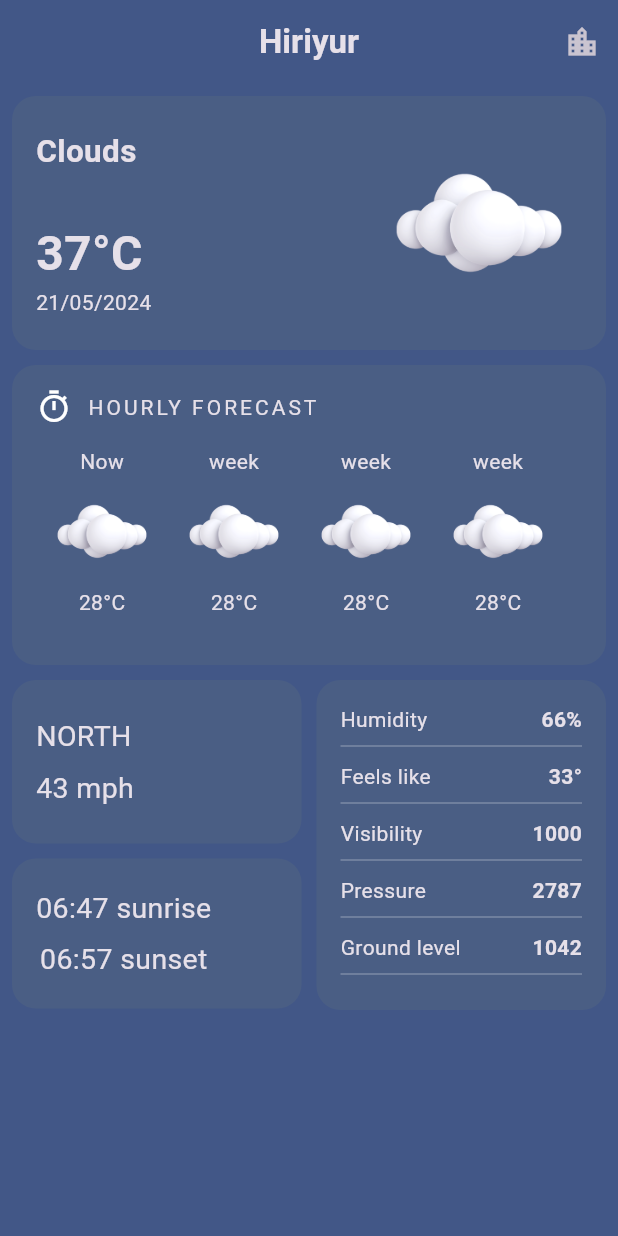
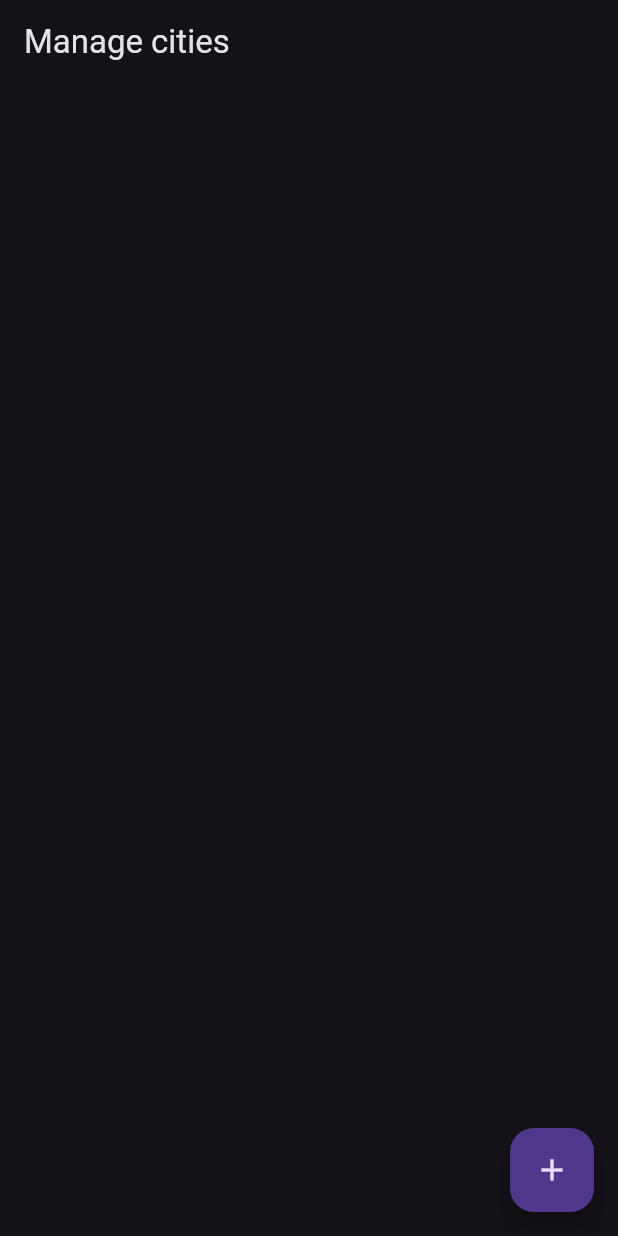
Before and after one commit to devendra-official/Weather, a Flutter app: the screen it shows after launch, on a phone screen of 412 x 824 dp. Run offline on Flutter 3.47's test engine with Material 3 defaults, Android fonts, the phone set to English and light mode, and no system bars.

Commit message:
UI part completed

```diff
--- a/lib/core/theme/app_pallete.dart
+++ b/lib/core/theme/app_pallete.dart
@@ -3,4 +3,5 @@ import 'package:flutter/material.dart';
 class AppPallete{
   static const Color appThemeColor = Color.fromARGB(255, 66, 87, 135);
   static const Color containerColor = Color.fromARGB(255, 74, 94, 132);
+  static const Color cardColor = Color.fromARGB(255, 60, 79, 112);
 }
--- a/lib/core/theme/theme.dart
+++ b/lib/core/theme/theme.dart
@@ -1,11 +1,6 @@
 import 'package:flutter/material.dart';
-import 'package:weather/core/theme/app_pallete.dart';
 
 ThemeData appTheme = ThemeData(
-  appBarTheme: const AppBarTheme(
-    backgroundColor: AppPallete.appThemeColor
-  ),
-  scaffoldBackgroundColor: AppPallete.appThemeColor,
   brightness: Brightness.dark,
   useMaterial3: true,
 );
--- /dev/null
+++ b/lib/features/manage_cities/presentation/pages/manage_city.dart
@@ -0,0 +1,41 @@
+import 'package:flutter/material.dart';
+import 'package:weather/core/theme/app_pallete.dart';
+import 'package:weather/features/manage_cities/presentation/pages/search.dart';
+
+class ManageCity extends StatelessWidget {
+  const ManageCity({super.key});
+
+  @override
+  Widget build(BuildContext context) {
+    return Scaffold(
+      floatingActionButton: FloatingActionButton(
+        onPressed: () {
+          showModalBottomSheet(context: context, builder: (context){
+            return const SearchCity();
+          });
+        },
+        child: const Icon(Icons.add),
+      ),
+      appBar: AppBar(
+        title: const Text("Manage cities"),
+      ),
+      body: ListView.builder(
+        padding: const EdgeInsets.all(12),
+        itemCount: 0,
+        itemBuilder: (context, index) {
+          TextStyle? style = Theme.of(context).textTheme.titleLarge;
+          return Card(
+            color: AppPallete.cardColor,
+            child: ListTile(
+              contentPadding: const EdgeInsets.all(12),
+              onTap: () {},
+              title: Text("cityName", style: style),
+              subtitle: Text("22°C", style: style),
+              trailing: Image.asset("assets/weather images/clouds.png"),
+            ),
+          );
+        },
+      ),
+    );
+  }
+}
--- a/lib/features/weather_info/pages/home.dart
+++ b/lib/features/weather_info/presentation/pages/home.dart
@@ -1,5 +1,6 @@
 import 'package:flutter/material.dart';
-import 'package:weather/features/weather_info/utils/widgets.dart';
+import 'package:weather/core/theme/app_pallete.dart';
+import 'package:weather/features/weather_info/presentation/widgets/widgets.dart';
 
 class MyHomePage extends StatelessWidget {
   const MyHomePage({super.key});
@@ -9,7 +10,9 @@ class MyHomePage extends StatelessWidget {
     double height = MediaQuery.of(context).size.height;
     double width = MediaQuery.of(context).size.width;
     return Scaffold(
+      backgroundColor: AppPallete.appThemeColor,
       appBar: AppBar(
+        backgroundColor: AppPallete.appThemeColor,
         centerTitle: true,
         title: Text(
           "Hiriyur",
--- a/lib/main.dart
+++ b/lib/main.dart
@@ -1,6 +1,7 @@
 import 'package:flutter/material.dart';
 import 'package:weather/core/theme/theme.dart';
-import 'package:weather/features/weather_info/pages/home.dart';
+import 'package:weather/features/manage_cities/presentation/pages/manage_city.dart';
+import 'package:weather/features/weather_info/presentation/pages/home.dart';
 
 void main() {
   runApp(const MyApp());
@@ -14,7 +15,7 @@ class MyApp extends StatelessWidget {
     return MaterialApp(
       debugShowCheckedModeBanner: false,
       theme: appTheme,
-      home: const MyHomePage(),
+      home: const ManageCity(),
     );
   }
 }
```
Also changed, not shown: lib/features/manage_cities/presentation/pages/search.dart (added, +45 -0 lines), lib/features/manage_cities/presentation/widgets/widgets.dart (added, +49 -0 lines), lib/features/weather_info/presentation/widgets/widgets.dart (renamed from lib/features/weather_info/utils/widgets.dart).
